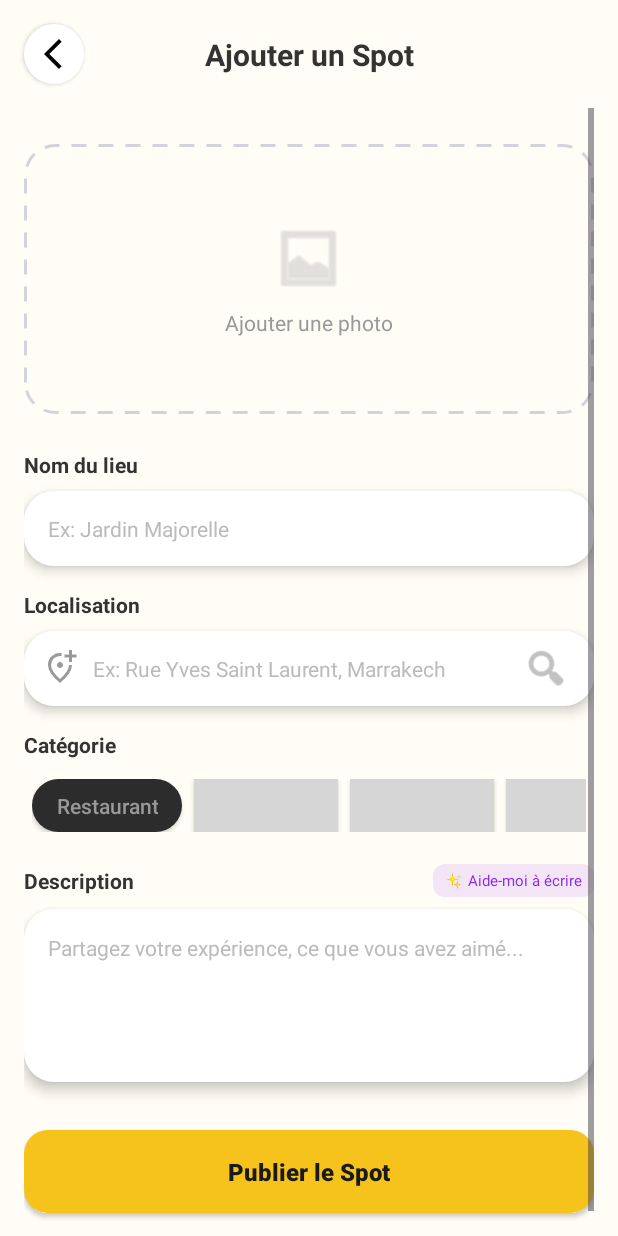
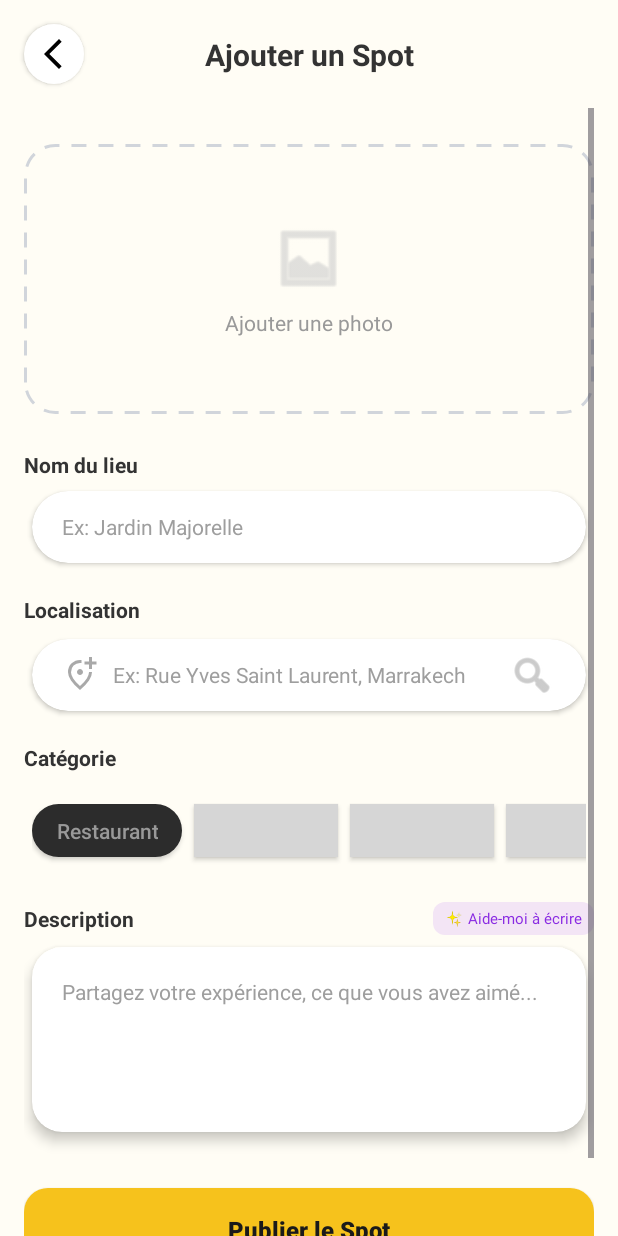
Before and after one commit to Nadia497/AppBienvenidos, an Android app: the AddSpot screen opened directly, with no data from a screen before it, on a phone screen of 412 x 824 dp. Run offline under Robolectric (Android 15) with nearby library versions, the light colour scheme and no system bars; our stand-ins replace Firebase (no records; nobody signed in at launch, a user with empty details on screens opened directly), sdp/ssp sizes; libraries missing offline, so code that uses them is left out: com.cloudinary.android; pictures from the network do not load; grey boxes are pictures that could not be loaded.

Commit message:
modif profile guide

```diff
--- a/app/src/main/java/com/example/appbienvenidos/viewmodel/AddSpotViewmodel.java
+++ b/app/src/main/java/com/example/appbienvenidos/viewmodel/AddSpotViewmodel.java
@@ -64,8 +64,8 @@
                 address,
                 categoryId,
                 imageUrls,
-                "0.0",
-                "0",
+                0.0,
+                0,
                 currentDate
         );
 
--- a/app/src/main/res/layout/activity_spot.xml
+++ b/app/src/main/res/layout/activity_spot.xml
@@ -171,7 +171,8 @@
                     app:backgroundTint="#FFFFFF"
                     app:cornerRadius="8dp"
                     app:elevation="6dp"
-                    app:icon="@drawable/sharethis" />
+                    app:icon="@drawable/sharethis"
+                    app:iconTint="#000000"/>
 
             </LinearLayout>
 
--- a/app/src/main/res/layout/fragement_add_spot.xml
+++ b/app/src/main/res/layout/fragement_add_spot.xml
@@ -119,19 +119,36 @@
                 android:textStyle="bold"
                 android:textColor="#333333" />
 
+            <androidx.cardview.widget.CardView
+                android:layout_width="match_parent"
+                android:layout_height="@dimen/_37sdp"
+                android:layout_marginTop="8dp"
+                android:layout_marginBottom="5dp"
+                android:layout_marginStart="5dp"
+                android:layout_marginEnd="5dp"
+                app:cardCornerRadius="25dp"
+                app:cardElevation="2dp"
+                app:cardBackgroundColor="@android:color/white"
+                app:strokeWidth="0dp">
+
                 <EditText
+                    android:id="@+id/name"
                     android:layout_width="match_parent"
-                android:layout_height="50dp"
-                android:layout_marginTop="8dp"
-                android:background="@drawable/bg_white_profile_n"
+                    android:layout_height="match_parent"
+                    android:background="@null"
+
                     android:hint="Ex: Jardin Majorelle"
-                android:id="@+id/name"
-                android:paddingStart="16dp"
-                android:paddingEnd="16dp"
-                android:textColor="#333333"
-                android:textColorHint="#BBBBBB"
+                    android:textColorHint="#9E9E9E"
+                    android:textColor="#000000"
                     android:textSize="14sp"
-                android:elevation="5dp"/>
+
+                    android:paddingStart="20dp"
+                    android:paddingEnd="20dp"
+
+                    android:inputType="textCapWords"
+                    android:maxLines="1" />
+
+            </androidx.cardview.widget.CardView>
 
             <!-- CHAMP LOCALISATION -->
             <TextView
@@ -142,24 +159,41 @@
                 android:textStyle="bold"
                 android:textColor="#333333" />
 
+            <androidx.cardview.widget.CardView
+                android:layout_width="match_parent"
+                android:layout_height="@dimen/_37sdp"
+                android:layout_marginTop="10dp"
+                android:layout_marginBottom="5dp"
+                android:layout_marginStart="5dp"
+                android:layout_marginEnd="5dp"
+                app:cardCornerRadius="25dp"
+                app:cardElevation="2dp"
+                app:cardBackgroundColor="@android:color/white"
+                app:strokeWidth="0dp">
+
                 <EditText
+                    android:id="@+id/location"
                     android:layout_width="match_parent"
-                android:layout_height="50dp"
-                android:layout_marginTop="8dp"
-                android:id="@+id/location"
-                android:background="@drawable/bg_white_profile_n"
+                    android:layout_height="match_parent"
+                    android:background="@null"
+
+                    android:hint="Ex: Rue Yves Saint Laurent, Marrakech"
+                    android:textColorHint="#9E9E9E"
+                    android:textColor="#000000"
+                    android:textSize="14sp"
+
                     android:drawableStart="@drawable/ic_location_n"
+                    android:drawableEnd="@android:drawable/ic_menu_search"
                     android:drawablePadding="10dp"
-                android:hint="Ex: Rue Yves Saint Laurent, Marrakech"
-                android:drawableEnd="@android:drawable/ic_menu_search"
-                android:drawableTint="@color/black"
-                android:paddingStart="12dp"
-                android:paddingEnd="16dp"
-                android:textColor="#333333"
-                android:textColorHint="#BBBBBB"
-                android:textSize="14sp"
-                app:drawableTint="#999999"
-                android:elevation="5dp"/>
+                    android:paddingStart="20dp"
+                    android:paddingEnd="20dp"
+                    android:drawableTint="@color/gray"
+
+                    android:inputType="text"
+                    android:maxLines="1"
+                    android:imeOptions="actionSearch" />
+
+            </androidx.cardview.widget.CardView>
 
             <!-- CATEGORIES (SCROLL HORIZONTAL) -->
             <TextView
@@ -179,8 +213,9 @@
 
                 <LinearLayout
                     android:layout_width="wrap_content"
-                    android:layout_height="wrap_content"
-                    android:orientation="horizontal">
+                    android:layout_height="@dimen/_40sdp"
+                    android:orientation="horizontal"
+                    android:gravity="center_vertical">
 
                     <!-- Item Sélectionné -->
                     <androidx.appcompat.widget.AppCompatButton
@@ -285,20 +320,36 @@
                     android:layout_alignParentEnd="true"/>
             </RelativeLayout>
 
-            <EditText
+            <androidx.cardview.widget.CardView
                 android:layout_width="match_parent"
                 android:layout_height="wrap_content"
+                android:layout_marginTop="8dp"
+                android:layout_marginBottom="5dp"
+                android:layout_marginStart="5dp"
+                android:layout_marginEnd="5dp"
+                app:cardCornerRadius="20dp"
+                app:cardElevation="5dp"
+                app:cardBackgroundColor="@android:color/white"
+                app:strokeWidth="0dp">
+
+                <EditText
+                    android:id="@+id/description"
+                    android:layout_width="match_parent"
+                    android:layout_height="wrap_content"
+                    android:background="@null"
+
+                    android:hint="Partagez votre expérience, ce que vous avez aimé..."
+                    android:textColorHint="#9E9E9E"
+                    android:textColor="#333333"
+                    android:textSize="14sp"
+
                     android:minLines="5"
-                android:id="@+id/description"
-                android:layout_marginTop="8dp"
-                android:background="@drawable/bg_white_profile_n"
                     android:gravity="top|start"
-                android:hint="Partagez votre expérience, ce que vous avez aimé..."
-                android:padding="16dp"
-                android:textColor="#333333"
-                android:textColorHint="#BBBBBB"
-                android:textSize="14sp"
-                android:elevation="5dp"/>
+                    android:padding="20dp"
+
+                    android:inputType="textMultiLine|textCapSentences" />
+
+            </androidx.cardview.widget.CardView>
 
             <!-- BOUTON VALIDER -->
             <androidx.appcompat.widget.AppCompatButton
--- a/app/src/main/res/layout/fragment_profile_guide.xml
+++ b/app/src/main/res/layout/fragment_profile_guide.xml
@@ -196,7 +196,7 @@
             android:id="@+id/titleSpots"
             android:layout_width="wrap_content"
             android:layout_height="wrap_content"
-            android:text="Ses découvertes (Spots)"
+            android:text="Spots publiés"
             android:textSize="18sp"
             android:textStyle="bold"
             android:textColor="#000000"
```
Also changed, not shown: app/src/main/java/com/example/appbienvenidos/model/Spot.java (+7 -7 lines), app/src/main/java/com/example/appbienvenidos/view/activities/GuideDetailsActivity.java (+5 -4 lines), app/src/main/java/com/example/appbienvenidos/view/adapter/SpotAdapter.java (added, +95 -0 lines). Lines whose indentation alone changed are shown as unchanged.
